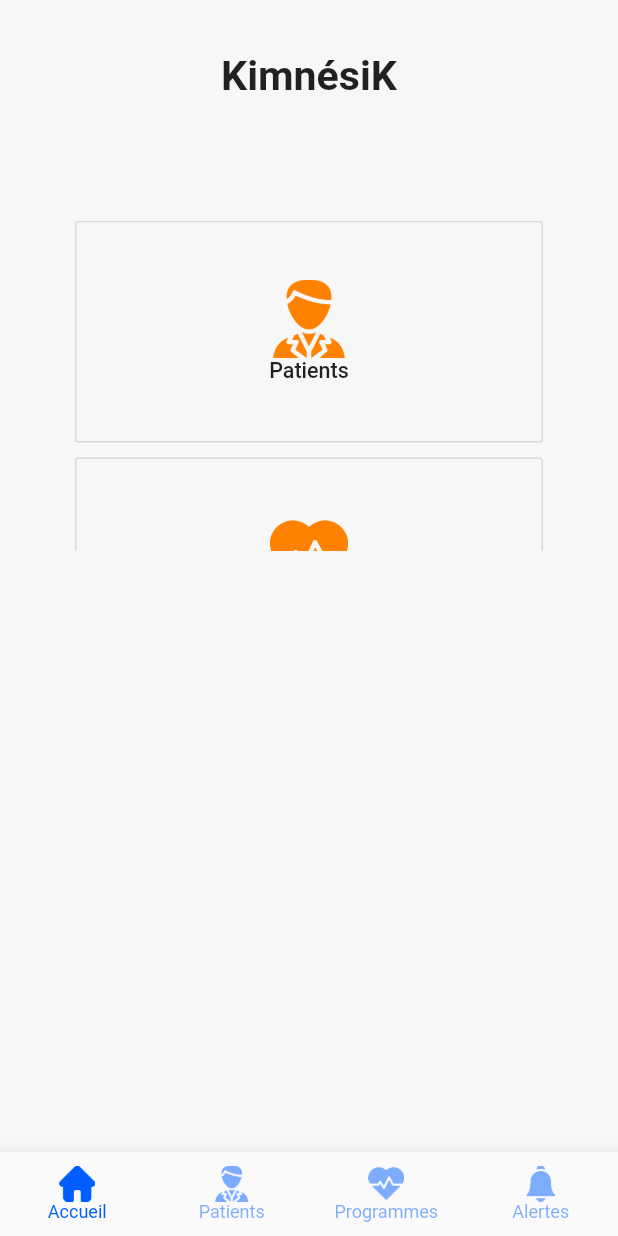
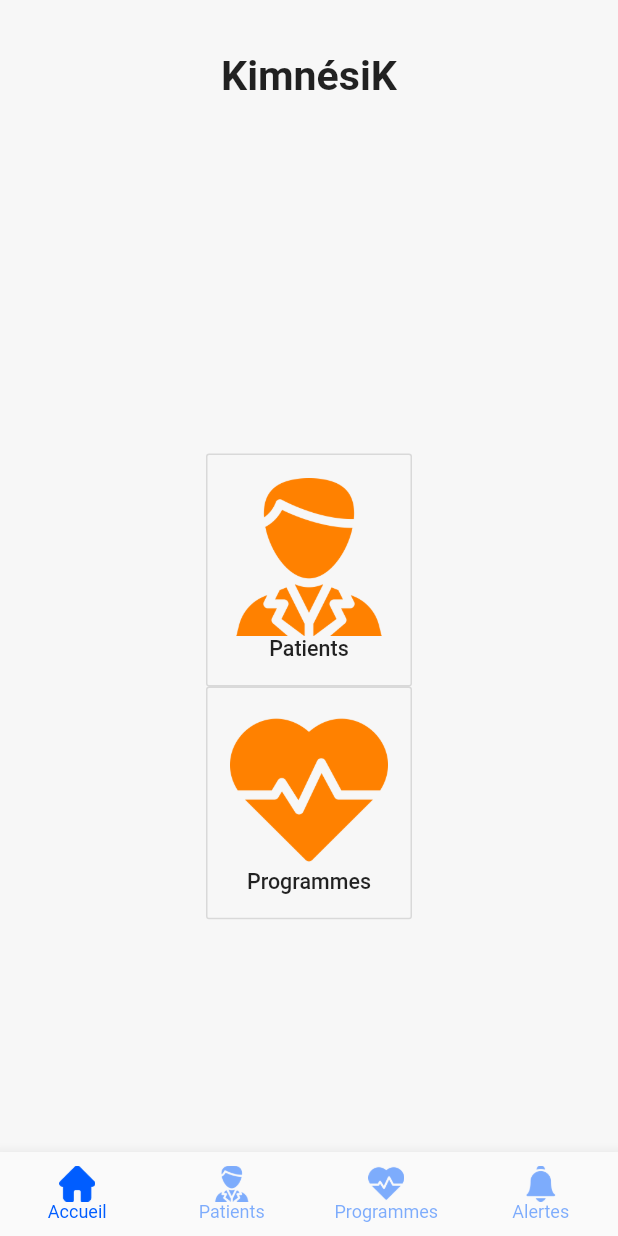
Before and after one commit to hachettea/kimnesik, a Flutter app: the screen it shows after launch, on a phone screen of 412 x 824 dp. Run offline on Flutter 3.47's test engine with Material 2 defaults, Android fonts, the phone set to English and light mode, and no system bars.

Commit message:
Update graphique pour rendre l'application responsive

```diff
--- a/lib/view/menukine.dart
+++ b/lib/view/menukine.dart
@@ -1,3 +1,5 @@
+import 'dart:math';
+
 import 'package:flutter/material.dart';
 
 class Menukine extends StatefulWidget {
@@ -8,7 +10,6 @@ class Menukine extends StatefulWidget {
 }
 
 class MenukineState extends State<Menukine> {
-
   @override
   void initState() {
     super.initState();
@@ -19,54 +20,131 @@ class MenukineState extends State<Menukine> {
     super.dispose();
   }
 
+  Widget _buildBox({int points, Color color, Color textColor = Colors.white}) {
+    return Expanded(
+      flex: points,
+      child: Container(
+        constraints: BoxConstraints.expand(),
+        color: color,
+        child: Center(
+          child: Text(
+            '$points',
+            style: TextStyle(fontSize: 32.0, color: textColor),
+          ),
+        ),
+      ),
+    );
+  }
+
   @override
   Widget build(BuildContext context) {
-    return new Center(
-      child: Stack(
+    return new Column(
+      children: [
+        Row(
+          mainAxisAlignment: MainAxisAlignment.center,
+          children: [
+            Container(
+                padding: const EdgeInsets.only(
+                    left: 10, top: 35.2, right: 10, bottom: 80),
+                child: Text(
+                  "KimnésiK",
+                  style: TextStyle(fontWeight: FontWeight.bold, fontSize: 27.4),
+                )),
+          ],
+        ),
+        Expanded(
+          flex: 4,
+          child: (Row(children: [
+            Spacer(
+              flex: 4,
+            ),
+            Expanded(
+              flex: 4,
+              child: Column(
+                mainAxisAlignment: MainAxisAlignment.center,
+                crossAxisAlignment: CrossAxisAlignment.center,
+                children: [
+                  Spacer(
+                    flex: 1,
+                  ),
+                  Expanded(
+                      flex: 1,
+                      child: OutlineButton(
+                        onPressed: () => {},
+                        color: Colors.white,
+                        child: Expanded(
+                          child: Column(
+                              // Replace with a Row for horizontal icon + text
+                              mainAxisAlignment: MainAxisAlignment.center,
+                              crossAxisAlignment: CrossAxisAlignment.center,
                               children: <Widget>[
-          Column(
+                                Image.asset(
+                                  'assets/patient.png',
+                                  fit: BoxFit.fitHeight,
+                                ),
+                                Text("Patients",
+                                    style: TextStyle(fontSize: 14.3))
+                              ]),
+                        ),
+                      )),
+                  Expanded(
+                    flex: 1,
+                    child: OutlineButton(
+                      onPressed: () => {},
+                      color: Colors.white,
+                      child: Column(
+                          // Replace with a Row for horizontal icon + text
+                          mainAxisAlignment: MainAxisAlignment.center,
+                          crossAxisAlignment: CrossAxisAlignment.center,
                           children: <Widget>[
-            Container(
-            padding: const EdgeInsets.only(left: 10,top: 35.2,right: 10,bottom: 80),
-            child:Text("KimnésiK",style: TextStyle(fontWeight: FontWeight.bold,fontSize: 27.4),)
+                            Image.asset(
+                              'assets/cardiogram.png',
+                              fit: BoxFit.fitHeight,
                             ),
+                            Text("Programmes", style: TextStyle(fontSize: 14.3))
+                          ]),
+                    ),
+                  ),
+                  Spacer(
+                    flex: 1,
+                  ),
+                ],
+              ),
+            ),
+            Spacer(
+              flex: 4,
+            ),
+          ])),
+        )
+      ],
+    );
+    /*
           Container(
               height: 220,
               child: GridView.count(
                   primary: false,
-            padding: const EdgeInsets.only(left: 50,top: 0,right: 50,bottom: 0),
+                  padding: const EdgeInsets.only(
+                      left: 50, top: 0, right: 50, bottom: 0),
                   mainAxisSpacing: 10,
                   crossAxisCount: 1,
                   childAspectRatio: 2.11,
                   children: <Widget>[
+
                     OutlineButton(
                       onPressed: () => {},
                       color: Colors.white,
-              child:
-                Column( // Replace with a Row for horizontal icon + text
+                      child: Column(
+                          // Replace with a Row for horizontal icon + text
                           mainAxisAlignment: MainAxisAlignment.center,
                           crossAxisAlignment: CrossAxisAlignment.center,
                           children: <Widget>[
-                    Image.asset('assets/patient.png',height:52.2),
-                    Text("Patients",style: TextStyle(fontSize: 14.3))
+                            Image.asset('assets/cardiogram.png', height: 52.2),
+                            Text("Programmes", style: TextStyle(fontSize: 14.3))
                           ]),
                     ),
-              OutlineButton(
-              onPressed: () => {},
-              color: Colors.white,
-              child:
-                Column( // Replace with a Row for horizontal icon + text
-                mainAxisAlignment: MainAxisAlignment.center,
-                crossAxisAlignment: CrossAxisAlignment.center,
-                children: <Widget>[
-                  Image.asset('assets/cardiogram.png',height:52.2),
-                  Text("Programmes",style: TextStyle(fontSize: 14.3))
-                ]),
-              ),
-            ])
-          ),
+                  ])),
         ]),
       ]),
-    );
+    );*/
   }
 }
```
Lines whose indentation alone changed are shown as unchanged.
